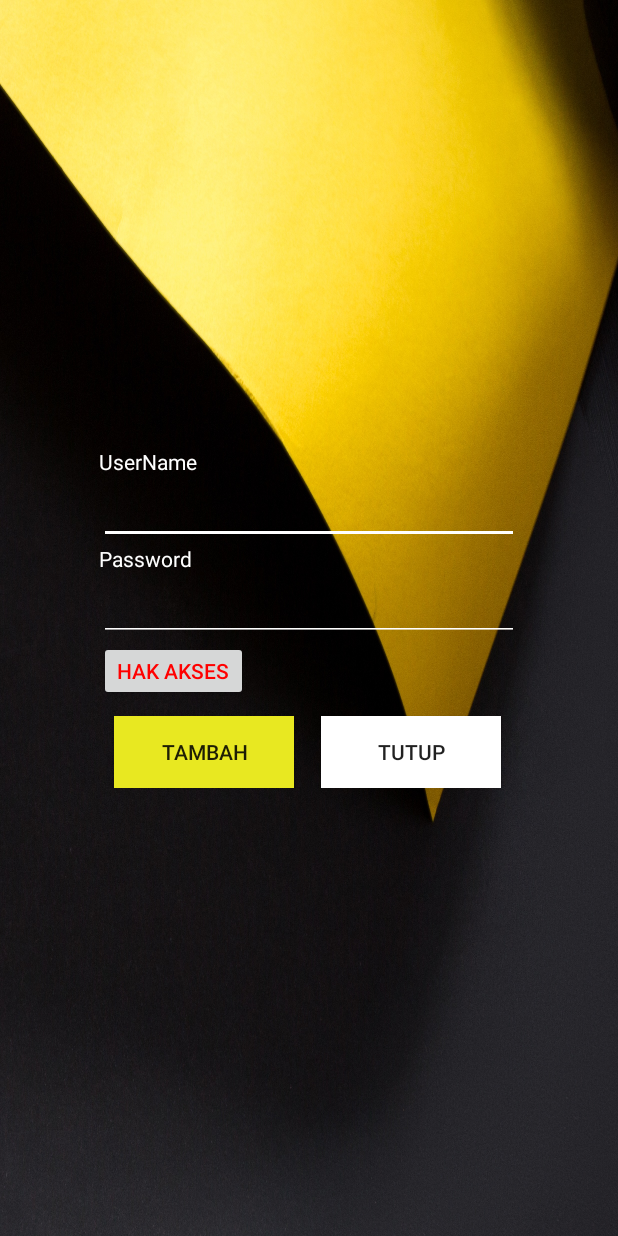
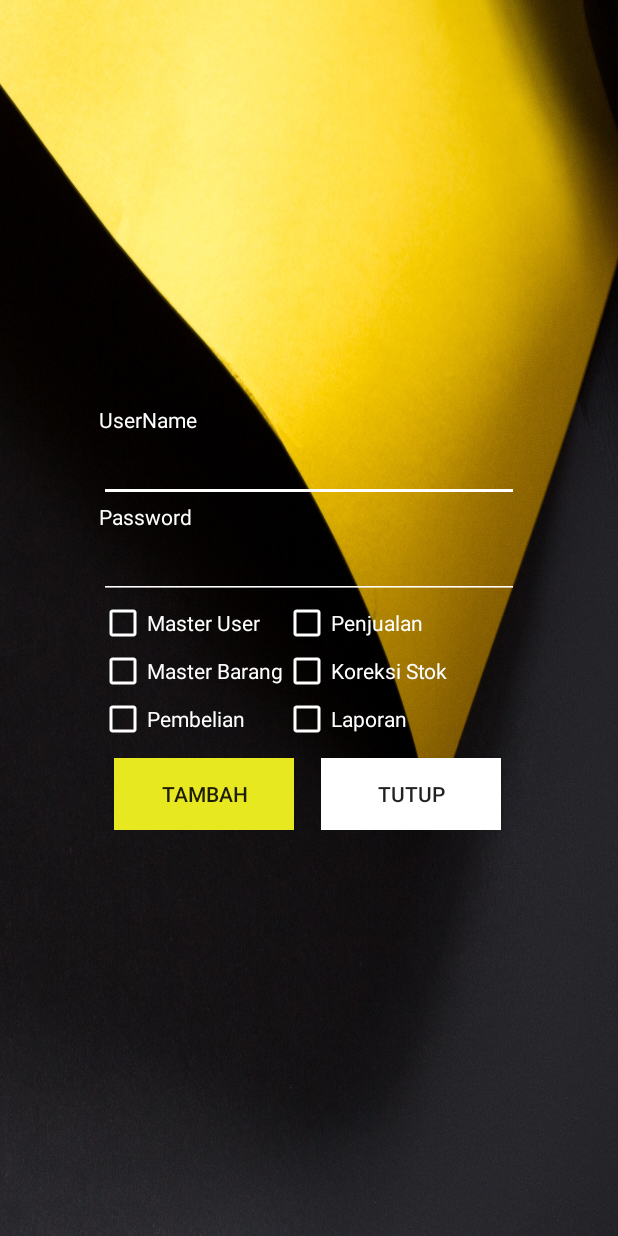
Before and after one commit to aldyarief/Alea, an Android app: the MasterUser screen opened directly, with no data from a screen before it, on a phone screen of 412 x 824 dp. Run offline under Robolectric (Android 15) with nearby library versions, the phone set to English and light mode, and no system bars; our stand-ins replace Volley.

Commit message:
hakakses

```diff
--- a/app/src/main/java/com/example/alea/MasterUser.java
+++ b/app/src/main/java/com/example/alea/MasterUser.java
@@ -10,6 +10,7 @@ import android.view.View;
 import android.widget.Button;
 import android.widget.EditText;
 import android.widget.Toast;
+import android.widget.CheckBox;
 import com.android.volley.AuthFailureError;
 import com.android.volley.Request;
 import com.android.volley.RequestQueue;
@@ -26,10 +27,12 @@ import android.widget.PopupMenu;
 import android.annotation.SuppressLint;
 
 public class MasterUser extends AppCompatActivity {
-    Button btntambah,btntutup,hakakses;
+    Button btntambah,btntutup;
     EditText Eduser,EdPass;
     String server_url,name;
     ProgressDialog pd;
+    String hakuser,hakbarang,hakbeli,hakjual,hakstok,haklaporan;
+    CheckBox user,barang,beli,jual,koreksi,laporan;
 
     @Override
     protected void onCreate(Bundle savedInstanceState) {
@@ -39,7 +42,12 @@ public class MasterUser extends AppCompatActivity {
         EdPass = (EditText) findViewById(R.id.EdPassword);
         btntambah = (Button) findViewById(R.id.buttonAdd);
         btntutup = (Button) findViewById(R.id.buttonClose);
-        hakakses = (Button) findViewById(R.id.hakakses);
+        user=(CheckBox)findViewById(R.id.checkbox_user);
+        barang=(CheckBox)findViewById(R.id.checkbox_barang);
+        beli=(CheckBox)findViewById(R.id.checkbox_beli);
+        jual=(CheckBox)findViewById(R.id.checkbox_jual);
+        koreksi=(CheckBox)findViewById(R.id.checkbox_stok);
+        laporan=(CheckBox)findViewById(R.id.checkbox_laporan);
         server_url = "https://aldry.000webhostapp.com/insertuser.php";
         pd = new ProgressDialog(this);
 
@@ -50,8 +58,19 @@ public class MasterUser extends AppCompatActivity {
                 String name = Eduser.getText().toString().trim();
                 String pass = EdPass.getText().toString().trim();
 
+                if(user.isChecked() && barang.isChecked() && beli.isChecked() && jual.isChecked()
+                        && koreksi.isChecked() && laporan.isChecked()){
+
+                    hakuser="true";
+                    hakbarang ="true";
+                    hakbeli="true";
+                    hakjual ="true";
+                    hakstok="true";
+                    haklaporan ="true";
+                }
+
                 if (!name.isEmpty() && !pass.isEmpty() ) {
-                    simpanData(name,pass);
+                    simpanData(name,pass,hakuser,hakbarang,hakbeli,hakjual,hakstok,haklaporan);
                 } else if (name.isEmpty()) {
                     Eduser.setError("username tidak boleh kosong");
                     Eduser.requestFocus();
@@ -62,12 +81,6 @@ public class MasterUser extends AppCompatActivity {
             }
         });
 
-        hakakses.setOnClickListener(new View.OnClickListener() {
-            @Override
-            public void onClick(View v) {
-            showPopupMenu(v);
-            }
-        });
 
         btntutup.setOnClickListener(new View.OnClickListener() {
             @Override
@@ -77,8 +90,10 @@ public class MasterUser extends AppCompatActivity {
             }
 
         });
+
     }
-    private void simpanData(final String name,final String pass) {
+    private void simpanData(final String name,final String pass,final String hakuser,final String hakbarang,
+                            final String hakbeli,final String hakjual,final String hakkoreksi,final String haklaporan) {
         final RequestQueue requestQueue = Volley.newRequestQueue(MasterUser.this);
 
         pd.setCancelable(false);
@@ -122,6 +137,12 @@ public class MasterUser extends AppCompatActivity {
                 Map<String, String> param = new HashMap<String, String>();
                 param.put("name", name);
                 param.put("pass", pass);
+                param.put("hakuser", hakuser);
+                param.put("hakbarang", hakbarang);
+                param.put("hakbeli", hakbeli);
+                param.put("hakjual", hakjual);
+                param.put("hakkoreksi", hakkoreksi);
+                param.put("haklaporan", haklaporan);
                 return param;
             }
         };
@@ -141,12 +162,4 @@ public class MasterUser extends AppCompatActivity {
             pd.dismiss();
     }
 
-
-    @SuppressLint("ResourceType")
-    private void showPopupMenu(View v) {
-        PopupMenu popupMenu = new PopupMenu(this, v);
-        //menampilkan layout menu_popup.xml
-        popupMenu.inflate(R.layout.hakakses);
-        popupMenu.show();
-    }
 }
--- a/app/src/main/res/layout/activity_edit_user.xml
+++ b/app/src/main/res/layout/activity_edit_user.xml
@@ -26,6 +26,7 @@
         android:textColor="#FFFFFF"
         android:hint="Password Lama"
         android:textColorHint="#FFFFFF"
+        android:inputType="textPassword"
         android:drawableLeft="@drawable/ic_password"
         android:backgroundTint="#FFFFFF"/>
 
@@ -39,6 +40,7 @@
         android:hint="Password Baru"
         android:textColorHint="#FFFFFF"
         android:textColor="#FFFFFF"
+        android:inputType="textPassword"
         android:backgroundTint="#FFFFFF"/>
 
     <CheckBox
--- a/app/src/main/res/layout/activity_master_user.xml
+++ b/app/src/main/res/layout/activity_master_user.xml
@@ -51,13 +51,7 @@
             android:id="@+id/EdPassword"
             android:inputType="textPassword"/>
 
-        <Button
-            android:id="@+id/hakakses"
-            android:layout_width="wrap_content"
-            android:layout_height="40dp"
-            android:textColor="#FF0000"
-            android:layout_below="@+id/EdPassword"
-            android:text="Hak Akses" />
+
 
         <Button
             android:layout_below="@+id/hakakses"
@@ -79,5 +73,68 @@
             android:background="#FFFFFF"
             android:text="Tutup"
             android:id="@+id/buttonClose" />
+
+        <LinearLayout xmlns:android="http://schemas.android.com/apk/res/android"
+            android:orientation="vertical"
+            android:layout_below="@+id/EdPassword"
+            android:id="@+id/hakakses"
+            android:layout_width="wrap_content"
+            android:layout_height="wrap_content"
+            android:layout_weight="1">
+            <CheckBox android:id="@+id/checkbox_user"
+                android:layout_width="wrap_content"
+                android:layout_height="wrap_content"
+                android:text="Master User"
+                android:buttonTint="#FFFFFF"
+                android:textColor="#FFFFFF"
+                android:textColorHint="#FFFFFF"/>
+            <CheckBox android:id="@+id/checkbox_barang"
+                android:layout_width="wrap_content"
+                android:layout_height="wrap_content"
+                android:text="Master Barang"
+                android:buttonTint="#FFFFFF"
+                android:textColor="#FFFFFF"
+                android:textColorHint="#FFFFFF"/>
+            <CheckBox android:id="@+id/checkbox_beli"
+                android:layout_width="wrap_content"
+                android:layout_height="wrap_content"
+                android:text="Pembelian"
+                android:buttonTint="#FFFFFF"
+                android:textColor="#FFFFFF"
+                android:textColorHint="#FFFFFF"/>
+        </LinearLayout>
+        <LinearLayout xmlns:android="http://schemas.android.com/apk/res/android"
+            android:orientation="vertical"
+            android:layout_toRightOf="@+id/hakakses"
+            android:id="@+id/hakakses2"
+            android:layout_width="wrap_content"
+            android:layout_height="wrap_content"
+            android:layout_below="@+id/EdPassword"
+            android:layout_weight="1">
+
+            <CheckBox android:id="@+id/checkbox_jual"
+                android:layout_width="wrap_content"
+                android:layout_height="wrap_content"
+                android:text="Penjualan"
+                android:buttonTint="#FFFFFF"
+                android:textColor="#FFFFFF"
+                android:textColorHint="#FFFFFF"/>
+            <CheckBox android:id="@+id/checkbox_stok"
+                android:layout_width="wrap_content"
+                android:layout_height="wrap_content"
+                android:text="Koreksi Stok"
+                android:buttonTint="#FFFFFF"
+                android:textColor="#FFFFFF"
+                android:textColorHint="#FFFFFF"/>
+            <CheckBox android:id="@+id/checkbox_laporan"
+                android:layout_width="wrap_content"
+                android:layout_height="wrap_content"
+                android:text="Laporan"
+                android:buttonTint="#FFFFFF"
+                android:textColor="#FFFFFF"
+                android:textColorHint="#FFFFFF"/>
+        </LinearLayout>
+
+
     </RelativeLayout>
 </RelativeLayout>
```
